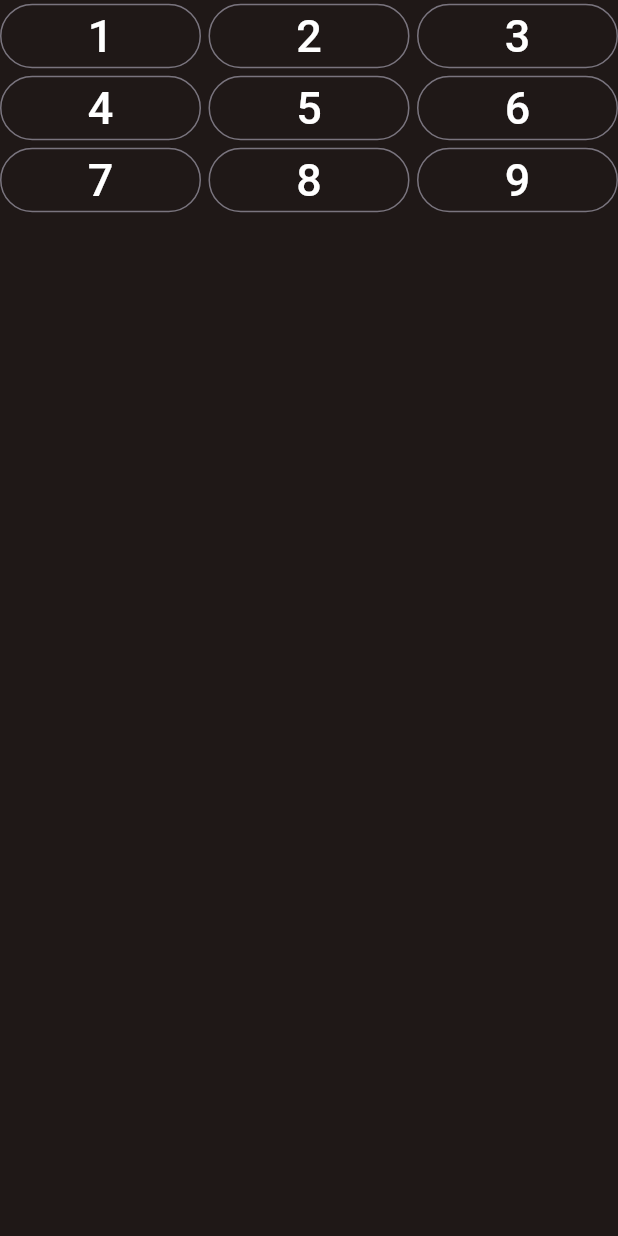
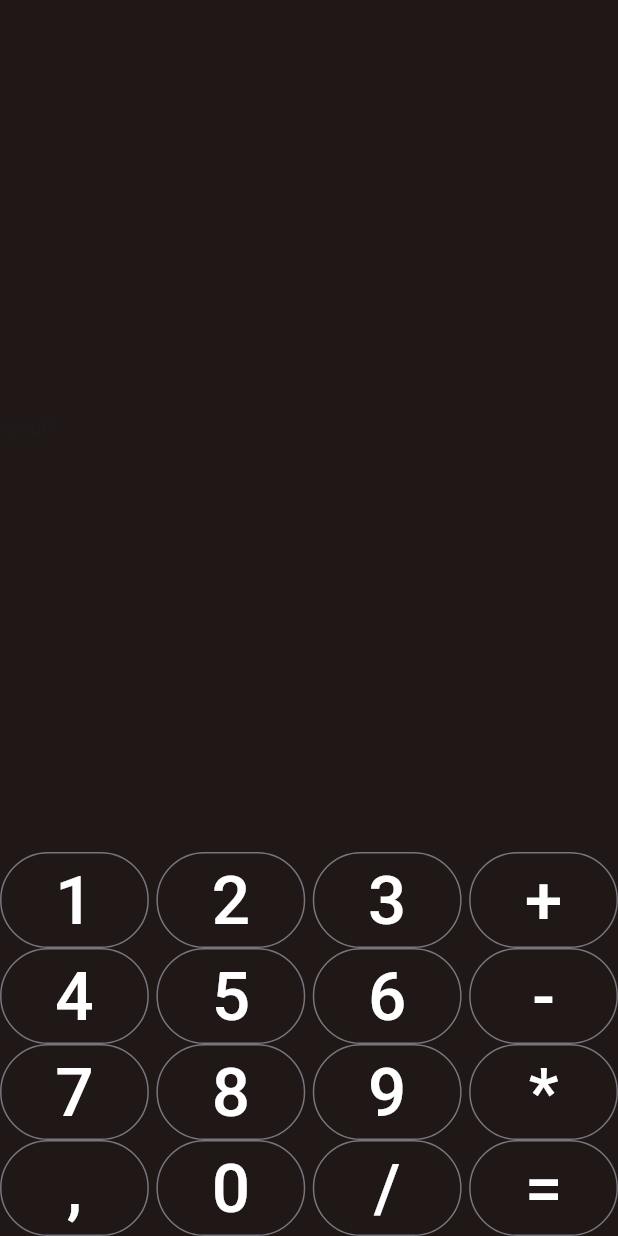
Before and after one commit to turek979/calculator_app, a Flutter app: the screen it shows after launch, on a phone screen of 412 x 824 dp. Run offline on Flutter 3.47's test engine with Material 3 defaults, Android fonts, the phone set to English and light mode, and no system bars.

Commit message:
complete number button grid

```diff
--- a/lib/button.dart
+++ b/lib/button.dart
@@ -13,7 +13,7 @@ class Button extends StatelessWidget {
         onPressed: buttonFunction,
         child: Text(
           insert,
-          style: const TextStyle(color: Colors.white, fontSize: 30),
+          style: const TextStyle(color: Colors.white, fontSize: 45),
         ),
       ),
     );
--- a/lib/calculator.dart
+++ b/lib/calculator.dart
@@ -13,12 +13,19 @@ class _CalculatorState extends State<Calculator> {
 
   @override
   Widget build(BuildContext context) {
-    return Scaffold(
-      backgroundColor: const Color.fromARGB(255, 31, 24, 23),
+    return const Scaffold(
+      backgroundColor: Color.fromARGB(255, 31, 24, 23),
       body: SafeArea(
         child: Column(
           children: [
-            Grid(),
+            Expanded(
+              child: Row(
+                children: [
+                  Text('result'),
+                ],
+              ),
+            ),
+            Grid()
           ],
         ),
       ),
--- a/lib/grid.dart
+++ b/lib/grid.dart
@@ -15,6 +15,8 @@ class Grid extends StatelessWidget {
             Button('2', () {}),
             const SizedBox(width: 5),
             Button('3', () {}),
+            const SizedBox(width: 5),
+            Button('+', () {}),
           ],
         ),
         Row(
@@ -24,6 +26,8 @@ class Grid extends StatelessWidget {
             Button('5', () {}),
             const SizedBox(width: 5),
             Button('6', () {}),
+            const SizedBox(width: 5),
+            Button('-', () {}),
           ],
         ),
         Row(
@@ -33,6 +37,19 @@ class Grid extends StatelessWidget {
             Button('8', () {}),
             const SizedBox(width: 5),
             Button('9', () {}),
+            const SizedBox(width: 5),
+            Button('*', () {}),
+          ],
+        ),
+        Row(
+          children: [
+            Button(',', () {}),
+            const SizedBox(width: 5),
+            Button('0', () {}),
+            const SizedBox(width: 5),
+            Button('/', () {}),
+            const SizedBox(width: 5),
+            Button('=', () {}),
           ],
         ),
       ],
```
Also changed, not shown: 1 other file.
